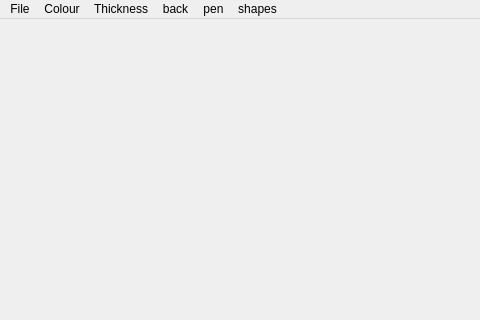
Above: mainwindow.ui from exquet/Paint before the change; both pictures show x 0 to 480 and y 0 to 320 of the 800 by 600 pixel window. Below: the same form after it.
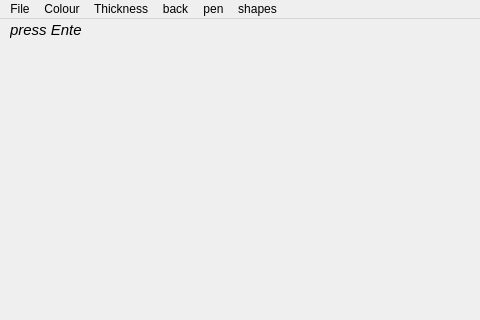
That is the form after the change.

```diff
--- a/mainwindow.ui
+++ b/mainwindow.ui
@@ -13,7 +13,31 @@
   <property name="windowTitle">
    <string>Paint by exquet</string>
   </property>
-  <widget class="QWidget" name="centralwidget"/>
+  <widget class="QWidget" name="centralwidget">
+   <widget class="QLabel" name="enter_label">
+    <property name="enabled">
+     <bool>true</bool>
+    </property>
+    <property name="geometry">
+     <rect>
+      <x>10</x>
+      <y>0</y>
+      <width>71</width>
+      <height>21</height>
+     </rect>
+    </property>
+    <property name="font">
+     <font>
+      <pointsize>11</pointsize>
+      <italic>true</italic>
+      <bold>false</bold>
+     </font>
+    </property>
+    <property name="text">
+     <string>press Enter</string>
+    </property>
+   </widget>
+  </widget>
   <widget class="QMenuBar" name="menuBar">
    <property name="geometry">
     <rect>
```
